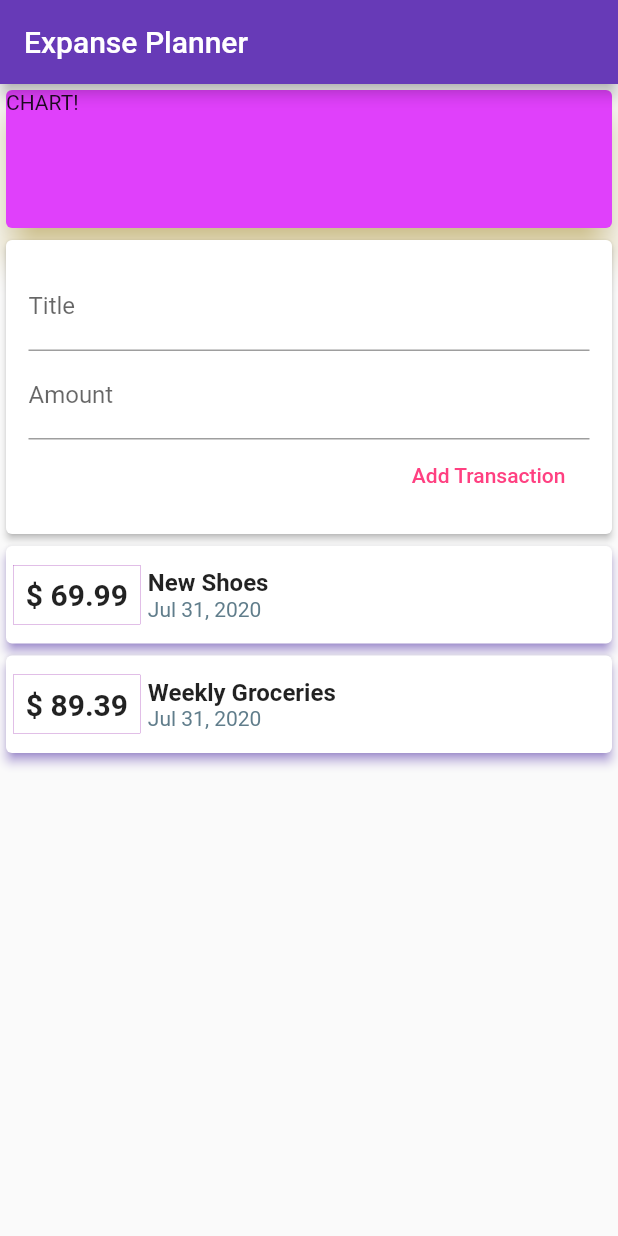
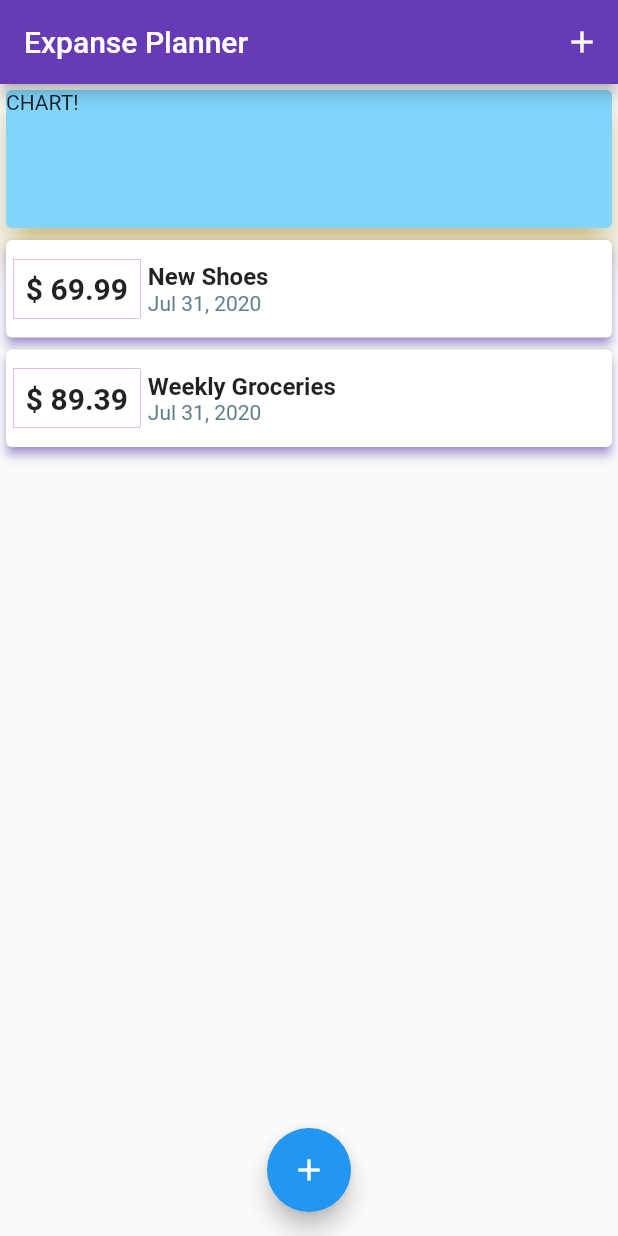
Before and after one commit to y-melo/flutter, a Flutter app: the screen it shows after launch, on a phone screen of 412 x 824 dp. Run offline on Flutter 3.47's test engine with Material 2 defaults, Android fonts, the phone set to English and light mode, and no system bars.

```diff
--- a/lib/screens/home.dart
+++ b/lib/screens/home.dart
@@ -1,4 +1,6 @@
-import 'package:expanse_planner/screens/user_transaction.dart';
+import 'package:expanse_planner/models/transaction.dart';
+import 'package:expanse_planner/screens/new_transaction.dart';
+import 'package:expanse_planner/screens/transaction_list.dart';
 import 'package:flutter/cupertino.dart';
 import 'package:flutter/material.dart';
 
@@ -12,13 +14,24 @@ class MyApp extends StatelessWidget {
   }
 }
 
-class Home extends StatelessWidget {
+class Home extends StatefulWidget {
+  @override
+  _HomeState createState() => _HomeState();
+}
+
+class _HomeState extends State<Home> {
   @override
   Widget build(BuildContext context) {
     return Scaffold(
       appBar: AppBar(
         backgroundColor: Colors.deepPurple,
         title: Text('Expanse Planner'),
+        actions: <Widget>[
+          IconButton(
+            icon: Icon(Icons.add),
+            onPressed: () => _startAddNewTransaction(context),
+          ),
+        ],
       ),
       body: SingleChildScrollView(
         child: Column(
@@ -29,16 +42,51 @@ class Home extends StatelessWidget {
               width: double.infinity,
               height: 100,
               child: Card(
-                color: Colors.purpleAccent,
+                color: Colors.lightBlue[200],
                 shadowColor: Colors.amberAccent,
                 elevation: 10,
                 child: Text("CHART!"),
               ),
             ),
-            UsersTransactions(),
+            TransactionList(_userTransactions),
           ],
         ),
       ),
+      floatingActionButtonLocation: FloatingActionButtonLocation.centerFloat,
+      floatingActionButton: FloatingActionButton(
+        child: Icon(Icons.add),
+        onPressed: () => _startAddNewTransaction(context),
+      ),
     );
   }
+
+  final List<Transaction> _userTransactions = [
+    Transaction(
+        id: 't1', title: 'New Shoes', amount: 69.99, dateTime: DateTime.now()),
+    Transaction(
+        id: 't1',
+        title: 'Weekly Groceries',
+        amount: 89.39,
+        dateTime: DateTime.now())
+  ];
+
+  void _addNewTransaction(String title, double amount) {
+    final newTx = Transaction(
+        id: DateTime.now().toString(),
+        title: title,
+        amount: amount,
+        dateTime: DateTime.now());
+
+    setState(() {
+      _userTransactions.add(newTx);
+    });
+  }
+
+  void _startAddNewTransaction(BuildContext ctx) {
+    showModalBottomSheet(
+        context: ctx,
+        builder: (_) {
+          return NewTransaction(_addNewTransaction);
+        });
+  }
 }
--- a/lib/screens/transaction_list.dart
+++ b/lib/screens/transaction_list.dart
@@ -25,7 +25,7 @@ class TransactionList extends StatelessWidget {
                       border: Border.all(color: Colors.purple, width: 0.2),
                     ),
                     child: Text(
-                      '\$ ${transactions[index].amount}',
+                      '\$ ${transactions[index].amount.toStringAsFixed(2)}',
                       style: TextStyle(
                         fontWeight: FontWeight.bold,
                         fontSize: 20,
--- a/lib/screens/user_transaction.dart
+++ /dev/null
@@ -1,44 +0,0 @@
-import 'package:flutter/material.dart';
-
-import './transaction_list.dart';
-import './new_transaction.dart';
-import '../models/transaction.dart';
-
-class UsersTransactions extends StatefulWidget {
-  @override
-  _UsersTransactionsState createState() => _UsersTransactionsState();
-}
-
-class _UsersTransactionsState extends State<UsersTransactions> {
-  final List<Transaction> _userTransactions = [
-    Transaction(
-        id: 't1', title: 'New Shoes', amount: 69.99, dateTime: DateTime.now()),
-    Transaction(
-        id: 't1',
-        title: 'Weekly Groceries',
-        amount: 89.39,
-        dateTime: DateTime.now())
-  ];
-
-  void _addNewTransaction(String title, double amount) {
-    final newTx = Transaction(
-        id: DateTime.now().toString(),
-        title: title,
-        amount: amount,
-        dateTime: DateTime.now());
-
-    setState(() {
-      _userTransactions.add(newTx);
-    });
-  }
-
-  @override
-  Widget build(BuildContext context) {
-    return Column(
-      children: <Widget>[
-        NewTransaction(_addNewTransaction),
-        TransactionList(_userTransactions)
-      ],
-    );
-  }
-}
```
Also changed, not shown: lib/main.dart (+0 -8 lines), lib/screens/new_transaction.dart (+21 -10 lines).
